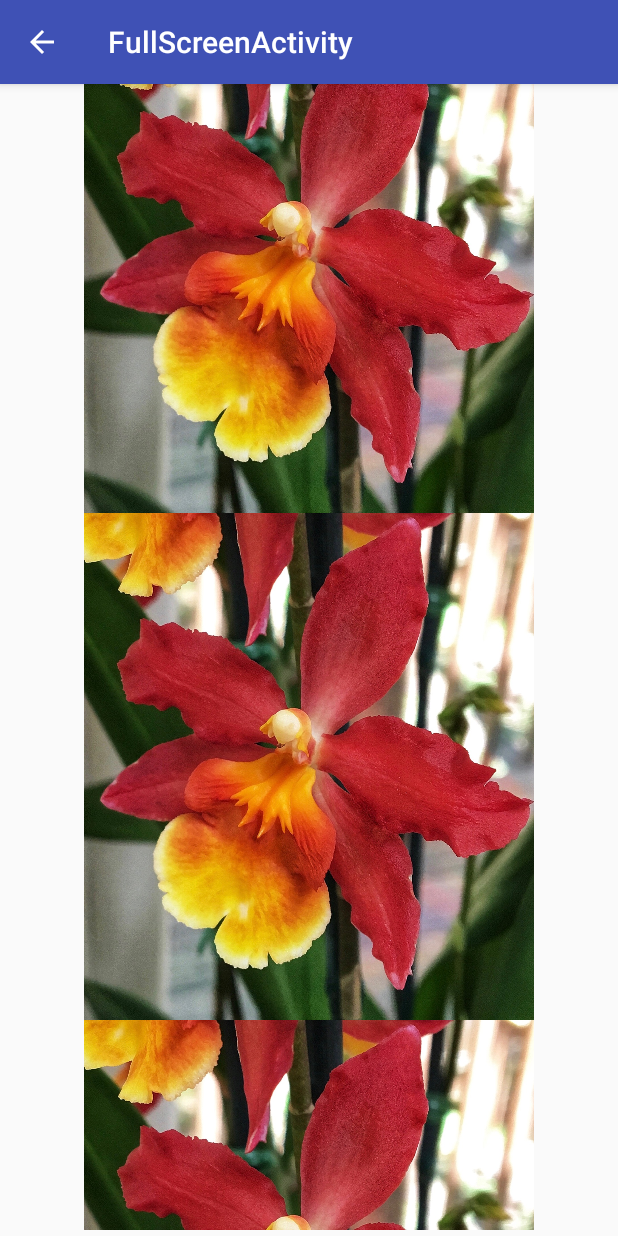
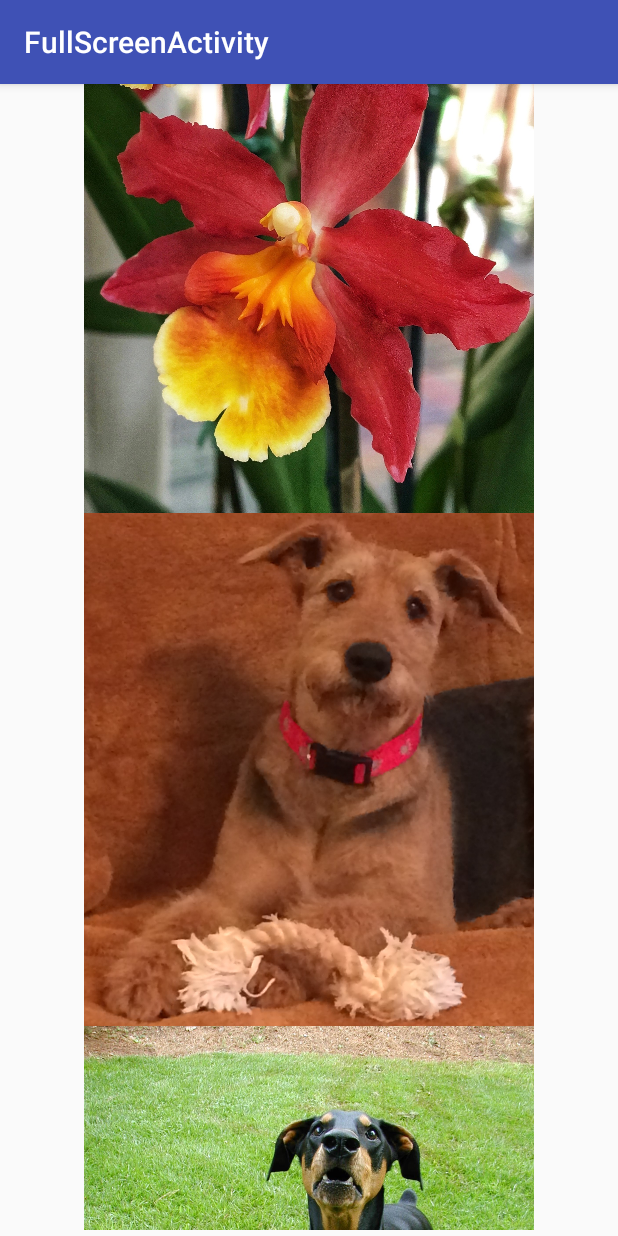
Before and after one commit to jheske/AndroidMaterialKotlin, an Android app: the screen it shows after launch (MainActivity), on a phone screen of 412 x 824 dp. Run offline under Robolectric (Android 15) with nearby library versions, the phone set to English and light mode, and no system bars; our stand-ins replace Picasso; pictures from the network do not load.

Commit message:
Add some images

```diff
--- a/app/src/main/java/com/example/fullscreenactivity/ImageListAdapter.kt
+++ b/app/src/main/java/com/example/fullscreenactivity/ImageListAdapter.kt
@@ -46,8 +46,6 @@ class ImageListAdapter(private val context: Context) : RecyclerView.Adapter<Recy
                 Picasso.get()
                         .load(it)
                         .placeholder(R.drawable.placeholder)
-                        .resize(200, 200)
-                        .centerCrop()
                         .into(holder.mImage)
             }
 
--- a/app/src/main/java/com/example/fullscreenactivity/MainActivity.kt
+++ b/app/src/main/java/com/example/fullscreenactivity/MainActivity.kt
@@ -2,12 +2,13 @@ package com.example.fullscreenactivity
 
 import android.support.v7.app.AppCompatActivity
 import android.os.Bundle
+import kotlinx.android.synthetic.main.toolbar.*
 
 class MainActivity : AppCompatActivity() {
 
     override fun onCreate(savedInstanceState: Bundle?) {
         super.onCreate(savedInstanceState)
         setContentView(R.layout.activity_main)
-        setupToolbar(getString(R.string.app_name))
+        setSupportActionBar(toolbar)
     }
 }
--- a/app/src/main/java/com/example/fullscreenactivity/MainActivityFragment.kt
+++ b/app/src/main/java/com/example/fullscreenactivity/MainActivityFragment.kt
@@ -68,10 +68,10 @@ class MainActivityFragment : Fragment() {
 
     fun displayImageItems() {
         mImageListAdapter.clear()
-        mImageListAdapter.add(ImageItem("Orchid1",R.drawable.placeholder))
-        mImageListAdapter.add(ImageItem("Orchid2",R.drawable.placeholder))
-        mImageListAdapter.add(ImageItem("Orchid3",R.drawable.placeholder))
-        mImageListAdapter.add(ImageItem("Orchid4",R.drawable.placeholder))
+        mImageListAdapter.add(ImageItem("Oncidium Orchid",R.drawable.placeholder))
+        mImageListAdapter.add(ImageItem("Hello Dixie",R.drawable.hello_dixie))
+        mImageListAdapter.add(ImageItem("Mocha",R.drawable.mocha))
+        mImageListAdapter.add(ImageItem("Mocha",R.drawable.charlie))
         //mImageListAdapter.addAll(mImageList)
     }
 
--- a/app/src/main/res/layout/fragment_activity_main.xml
+++ b/app/src/main/res/layout/fragment_activity_main.xml
@@ -13,7 +13,7 @@
         android:layout_width="300dp"
         android:layout_height="wrap_content"
         android:orientation="vertical"
-        tools:itemCount="5"
+        tools:itemCount="3"
         tools:listitem="@layout/listitem_image" />
 
 </LinearLayout>
--- a/app/src/main/res/layout/listitem_image.xml
+++ b/app/src/main/res/layout/listitem_image.xml
@@ -2,12 +2,12 @@
 <FrameLayout xmlns:android="http://schemas.android.com/apk/res/android"
     xmlns:tools="http://schemas.android.com/tools"
     android:layout_width="match_parent"
-    android:layout_height="match_parent">
+    android:layout_height="wrap_content">
 
     <ImageView
         android:id="@+id/img_image"
         android:layout_width="match_parent"
-        android:layout_height="wrap_content"
+        android:layout_height="match_parent"
         android:adjustViewBounds="true"
         android:contentDescription="@string/txt_img_photo"
         android:scaleType="fitCenter"
```
Also changed, not shown: app/src/main/res/drawable/charlie.jpg (added), app/src/main/res/drawable/hello_dixie.jpg (added), app/src/main/res/drawable/mocha.jpg (added), app/src/main/res/drawable/snow_dogs.jpg (added).
